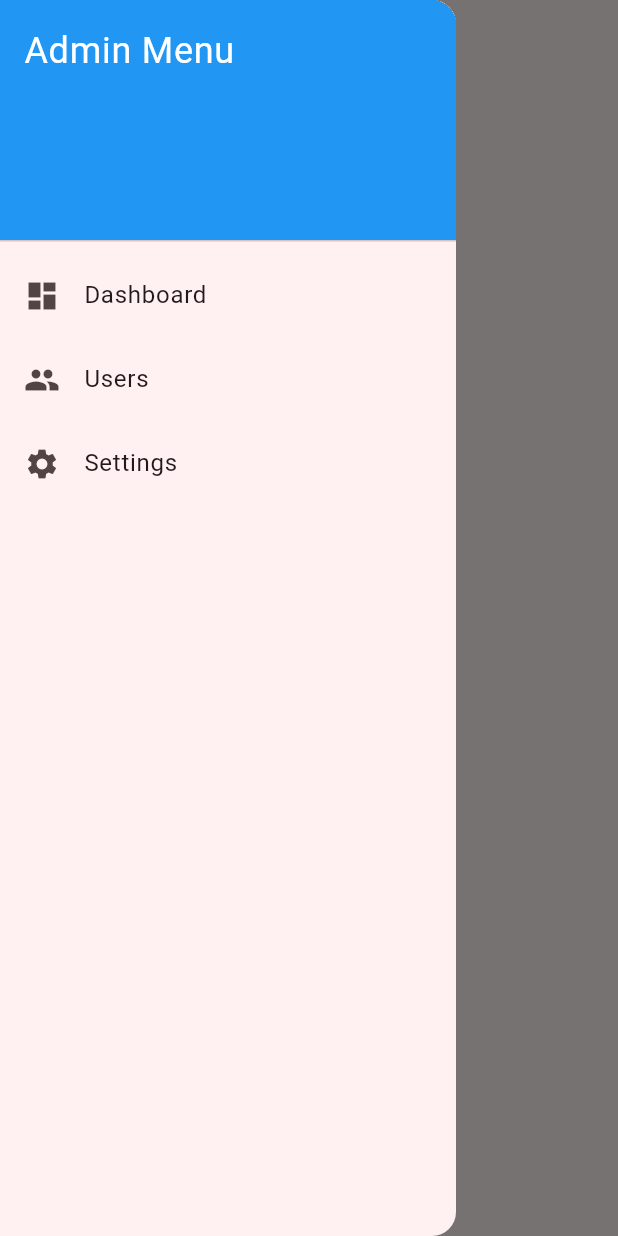
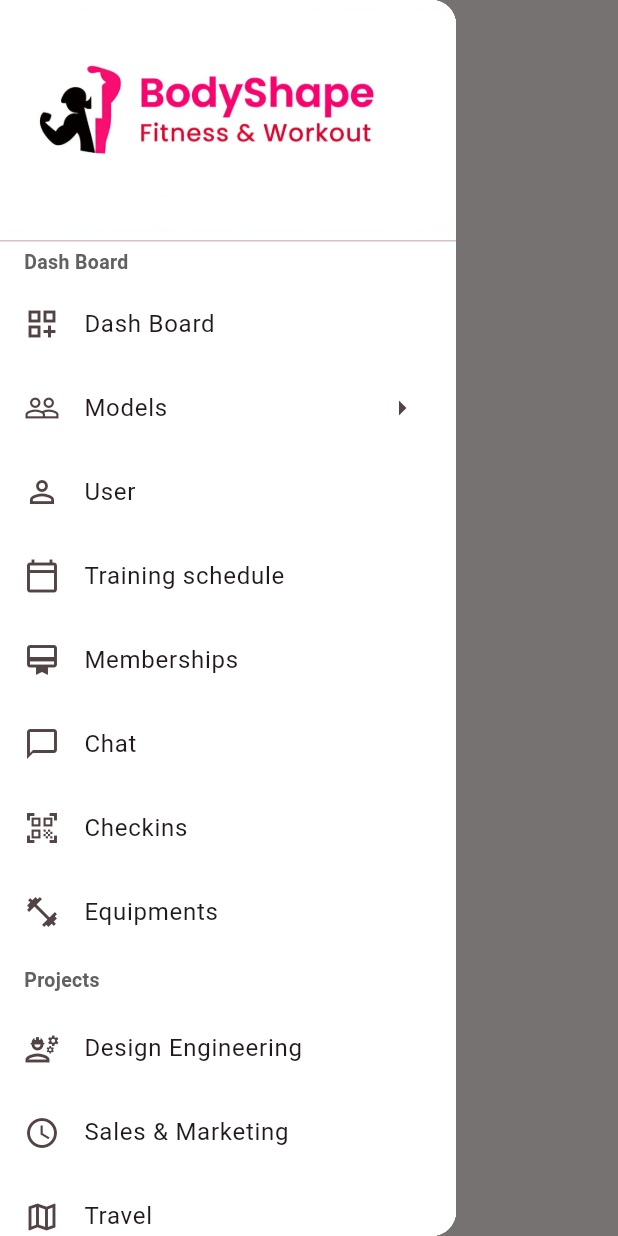
Before and after one commit to FunnAnn/AppGym, a Flutter app: the AdminLayout screen opened by its route, with the side drawer open, on a phone screen of 412 x 824 dp. Run offline on Flutter 3.47's test engine with Material 3 defaults, Android fonts, the phone set to English and light mode, and no system bars; our stand-ins replace table_calendar.

Commit message:
Admin - calendar,dashboard

```diff
--- a/lib/admin/admin_layout.dart
+++ b/lib/admin/admin_layout.dart
@@ -1,4 +1,5 @@
 import 'package:flutter/material.dart';
+import 'dashboard.dart';
 
 class AdminLayout extends StatelessWidget {
   const AdminLayout({Key? key}) : super(key: key);
@@ -7,43 +8,121 @@ class AdminLayout extends StatelessWidget {
   Widget build(BuildContext context) {
     return Scaffold(
       drawer: Drawer(
+        child: Container(
+          color: Colors.white,
           child: ListView(
             padding: EdgeInsets.zero,
             children: [
+              // Logo
               DrawerHeader(
                 decoration: BoxDecoration(
-                color: Colors.blue,
+                  color: Colors.white,
                 ),
+                margin: EdgeInsets.zero,
+                padding: EdgeInsets.zero,
+                child: Center(
+                  child: SizedBox(
+                    height: 1500, // Chiều cao khung logo, chỉnh nhỏ lại nếu muốn
+                    child: Image.asset(
+                      'assets/images/logo.jpg',
+                      width: 300,
+                      height: 300,
+                      fit: BoxFit.contain,
+                    ),
+                  ),
+                ),
+              ),
+              // Dash Board group
+              Padding(
+                padding: const EdgeInsets.symmetric(horizontal: 16.0, vertical: 4),
                 child: Text(
-                'Admin Menu',
+                  'Dash Board',
                   style: TextStyle(
-                  color: Colors.white,
-                  fontSize: 24,
+                    color: Colors.grey[700],
+                    fontWeight: FontWeight.bold,
+                    fontSize: 13,
                   ),
                 ),
               ),
               ListTile(
-              leading: Icon(Icons.dashboard),
-              title: Text('Dashboard'),
+                leading: Icon(Icons.dashboard_customize_outlined),
+                title: Text('Dash Board'),
                 onTap: () {
-                // Handle navigation
+                  Navigator.of(context).push(
+                    MaterialPageRoute(builder: (context) => DashboardPage()),
+                  );
                 },
               ),
               ListTile(
-              leading: Icon(Icons.people),
-              title: Text('Users'),
-              onTap: () {
-                // Handle navigation
-              },
+                leading: Icon(Icons.people_outline),
+                title: Text('Models'),
+                trailing: Icon(Icons.arrow_right),
+                onTap: () {},
               ),
               ListTile(
-              leading: Icon(Icons.settings),
-              title: Text('Settings'),
-              onTap: () {
-                // Handle navigation
-              },
+                leading: Icon(Icons.person_outline),
+                title: Text('User'),
+                onTap: () {},
+              ),
+              ListTile(
+                leading: Icon(Icons.calendar_today_outlined),
+                title: Text('Training schedule'),
+                onTap: () {},
+              ),
+              ListTile(
+                leading: Icon(Icons.card_membership_outlined),
+                title: Text('Memberships'),
+                onTap: () {},
+              ),
+              ListTile(
+                leading: Icon(Icons.chat_bubble_outline),
+                title: Text('Chat'),
+                onTap: () {},
+              ),
+              ListTile(
+                leading: Icon(Icons.qr_code_scanner_outlined),
+                title: Text('Checkins'),
+                onTap: () {},
+              ),
+              ListTile(
+                leading: Icon(Icons.fitness_center_outlined),
+                title: Text('Equipments'),
+                onTap: () {},
+              ),
+              // Projects group
+              Padding(
+                padding: const EdgeInsets.symmetric(horizontal: 16.0, vertical: 8),
+                child: Text(
+                  'Projects',
+                  style: TextStyle(
+                    color: Colors.grey[700],
+                    fontWeight: FontWeight.bold,
+                    fontSize: 13,
+                  ),
+                ),
+              ),
+              ListTile(
+                leading: Icon(Icons.engineering_outlined),
+                title: Text('Design Engineering'),
+                onTap: () {},
+              ),
+              ListTile(
+                leading: Icon(Icons.access_time_outlined),
+                title: Text('Sales & Marketing'),
+                onTap: () {},
+              ),
+              ListTile(
+                leading: Icon(Icons.map_outlined),
+                title: Text('Travel'),
+                onTap: () {},
+              ),
+              ListTile(
+                leading: Icon(Icons.more_horiz),
+                title: Text('More'),
+                onTap: () {},
               ),
             ],
+          ),
         ),
       ),
       appBar: AppBar(
--- a/pubspec.yaml
+++ b/pubspec.yaml
@@ -34,6 +34,7 @@ dependencies:
   # The following adds the Cupertino Icons font to your application.
   # Use with the CupertinoIcons class for iOS style icons.
   cupertino_icons: ^1.0.8
+  table_calendar: ^3.2.0
 
 dev_dependencies:
   flutter_test:
@@ -65,6 +66,7 @@ flutter:
     - assets/images/background_login.jpg
     - assets/images/weight.png
     - assets/images/height.png
+    - assets/images/logo.jpg
 
   # An image asset can refer to one or more resolution-specific "variants", see
   # https://flutter.dev/to/resolution-aware-images
```
Also changed, not shown: lib/admin/dashboard.dart (+111 -0 lines), assets/images/logo.jpg (added), pubspec.lock. Lines whose indentation alone changed are shown as unchanged.
